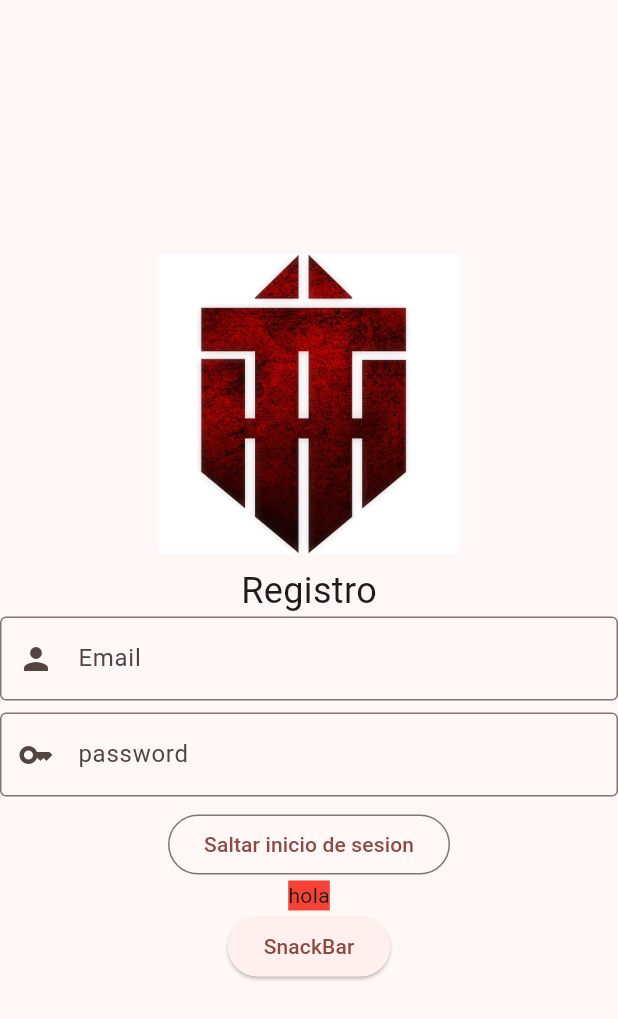
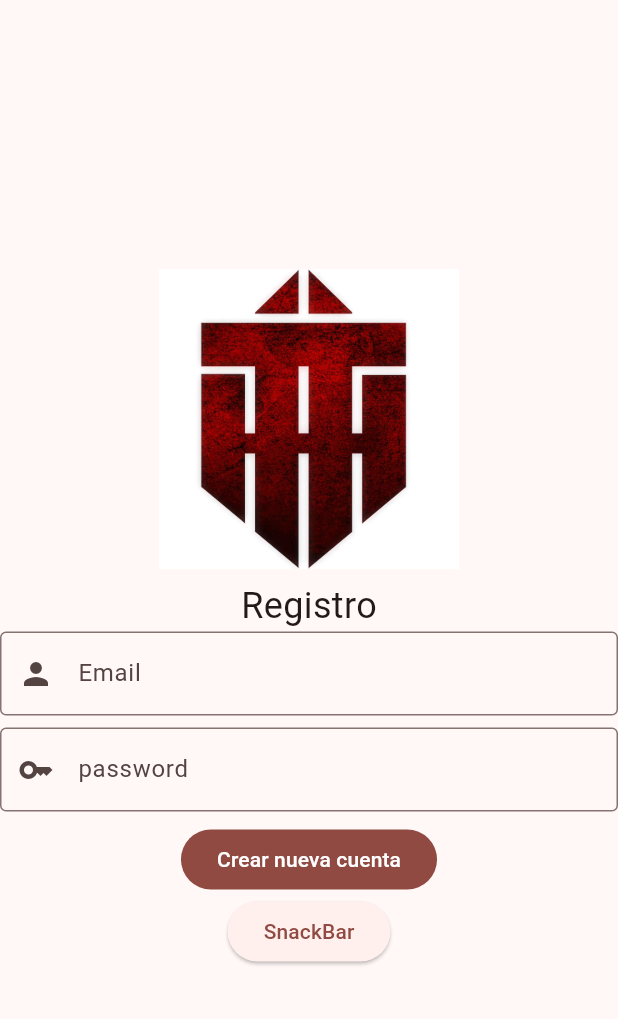
Before and after one commit to holamellamoyago/HiitGym_Firebase, a Flutter app: the screen it shows after launch, after a tap on "Registro", on a phone screen of 412 x 824 dp. Shown: the top 1019 px of the screen. Run offline on Flutter 3.47's test engine with Material 3 defaults, Android fonts, the light colour scheme and no system bars; our stand-ins replace dio, firebase_auth, firebase_core, flutter_form_builder, form_builder_validators, go_router and 1 more; accounts and stored records are empty; network calls fail.

Commit message:
Login y Register, queda optimizar un poco

```diff
--- a/lib/presentation/screens/login_screen.dart
+++ b/lib/presentation/screens/login_screen.dart
@@ -1,10 +1,29 @@
+import 'package:firebase/configure/auth/auth.dart';
+import 'package:firebase/presentation/util/TextField.dart';
+import 'package:firebase_auth/firebase_auth.dart';
 import 'package:flutter/material.dart';
 import 'package:go_router/go_router.dart';
 import 'package:firebase/presentation/util/snackbar.dart';
 
-class LoginPage extends StatelessWidget {
+class LoginPage extends StatefulWidget {
   static const name = 'login_screen';
   const LoginPage({super.key});
+
+  @override
+  State<LoginPage> createState() => _LoginPageState();
+}
+
+class _LoginPageState extends State<LoginPage> {
+  final FirebaseauthService _auth = FirebaseauthService();
+
+  TextEditingController _emailController = TextEditingController();
+  TextEditingController _passwordController = TextEditingController();
+
+  void dispose() {
+    _emailController.dispose();
+    _passwordController.dispose();
+    super.dispose();
+  }
 
   @override
   Widget build(BuildContext context) {
@@ -18,14 +37,9 @@ class LoginPage extends StatelessWidget {
             height: 200,
           ),
           const Padding(padding: EdgeInsets.symmetric(vertical: 4)),
-          const _Mail_and_Password(),
+          EmailTextField(emailController: _emailController),
           const Padding(padding: EdgeInsets.symmetric(vertical: 4)),
-          OutlinedButton(
-            onPressed: () {
-              context.push('/');
-            },
-            child: const Text('Saltar inicio de sesion'),
-          ),
+          PasswordTextField(passwordController: _passwordController),
           Row(
             mainAxisAlignment: MainAxisAlignment.center,
             children: [
@@ -36,50 +50,27 @@ class LoginPage extends StatelessWidget {
                   child: const Text('Registro')),
               FilledButton(
                   onPressed: () {
-                context.push('/');
+                    _sigIn();
                   },
                   child: const Text('Iniciar sesion')),
             ],
-          ),
-
-          ElevatedButton(
-              onPressed: () {
-                showSnackBar(context, 'Estamos mostrando un mensaje');
-              },
-              child: const Text('SnackBar'))
+          )
         ],
       )),
     );
   }
-}
 
-class _Mail_and_Password extends StatelessWidget {
-  const _Mail_and_Password();
+  void _sigIn() async {
+    String email = _emailController.text;
+    String password = _passwordController.text;
 
-  @override
-  Widget build(BuildContext context) {
-    return const SizedBox(
-        width: 300,
-        child: Column(
-          children: [
-            Text(
-              'Login',
-              style: TextStyle(fontSize: 24),
-            ),
-            TextField(
-              autocorrect: true,
-              obscureText: false,
-              decoration: InputDecoration(
-                  border: OutlineInputBorder(), labelText: 'Email'),
-            ),
-            Padding(padding: EdgeInsets.symmetric(vertical: 4)),
-            TextField(
-              autocorrect: true,
-              obscureText: true,
-              decoration: InputDecoration(
-                  border: OutlineInputBorder(), labelText: 'Password'),
-            ),
-          ],
-        ));
+    User? user = await _auth.createWithEmailAndPassword(email, password);
+
+    if (user != null) {
+      print('El usuario inicio sesion correctamente');
+      context.push('/');
+    } else {
+      print('No consiguio iniciar sesion');
     }
   }
+}
--- a/lib/presentation/screens/register_screen.dart
+++ b/lib/presentation/screens/register_screen.dart
@@ -1,5 +1,6 @@
 // ignore_for_file: use_build_context_synchronously
 
+import 'package:firebase/presentation/util/TextField.dart';
 import 'package:firebase_auth/firebase_auth.dart';
 import 'package:flutter/material.dart';
 import 'package:flutter_form_builder/flutter_form_builder.dart';
@@ -51,37 +52,11 @@ class _RegisterScreenState extends State<RegisterScreen> {
                 ),
                 EmailTextField(emailController: _emailController),
                 const Padding(padding: EdgeInsets.symmetric(vertical: 4)),
-                FormBuilderTextField(
-                  controller: _passwordController,
-                  autovalidateMode: AutovalidateMode.onUserInteraction,
-                  name: 'password',
-                  decoration: const InputDecoration(
-                      border: OutlineInputBorder(),
-                      labelText: 'password',
-                      prefixIcon: Icon(Icons.key)),
-                  validator: FormBuilderValidators.compose([
-                    FormBuilderValidators.required(
-                        errorText: 'Contrasena requerido'),
-                  ]),
-                ),
+                PasswordTextField(passwordController: _passwordController),
               ],
             ),
             const Padding(padding: EdgeInsets.symmetric(vertical: 4)),
-            OutlinedButton(
-              onPressed: () {
-                context.push('/');
-              },
-              child: const Text('Saltar inicio de sesion'),
-            ),
-            GestureDetector(
-              onTap: _signUp,
-              child: Container(
-                child: Text('hola'),
-                decoration: BoxDecoration(
-                  color: Colors.red
-                ),
-              ),
-            ),
+            FilledButton(onPressed: _signUp, child: const Text('Crear nueva cuenta')),
             ElevatedButton(
                 onPressed: () {
                   showSnackBar(context, 'Estamos mostrando un mensaje');
@@ -93,7 +68,7 @@ class _RegisterScreenState extends State<RegisterScreen> {
     );
   }
 
-  void _signUp() async {
+  void  _signUp() async {
     String email = _emailController.text;
     String password = _passwordController.text;
 
@@ -107,30 +82,3 @@ class _RegisterScreenState extends State<RegisterScreen> {
     }
   }
 }
-
-class EmailTextField extends StatelessWidget {
-  const EmailTextField({
-    super.key,
-    required TextEditingController emailController,
-  }) : _emailController = emailController;
-
-  final TextEditingController _emailController;
-
-  @override
-  Widget build(BuildContext context) {
-    return FormBuilderTextField(
-      controller: _emailController,
-      autovalidateMode: AutovalidateMode.onUserInteraction,
-      keyboardType: TextInputType.emailAddress,
-      name: 'email',
-      decoration: const InputDecoration(
-          border: OutlineInputBorder(),
-          labelText: 'Email',
-          prefixIcon: Icon(Icons.person)),
-      validator: FormBuilderValidators.compose([
-        FormBuilderValidators.required(errorText: 'Usuario requerido'),
-        FormBuilderValidators.email(errorText: 'Debe ingresar un correo valido')
-      ]),
-    );
-  }
-}
--- /dev/null
+++ b/lib/presentation/util/TextField.dart
@@ -0,0 +1,56 @@
+import 'package:flutter/material.dart';
+import 'package:flutter_form_builder/flutter_form_builder.dart';
+import 'package:form_builder_validators/form_builder_validators.dart';
+
+class PasswordTextField extends StatelessWidget {
+  const PasswordTextField({
+    super.key,
+    required TextEditingController passwordController,
+  }) : _passwordController = passwordController;
+
+  final TextEditingController _passwordController;
+
+  @override
+  Widget build(BuildContext context) {
+    return FormBuilderTextField(
+      controller: _passwordController,
+      autovalidateMode: AutovalidateMode.onUserInteraction,
+      name: 'password',
+      decoration: const InputDecoration(
+          border: OutlineInputBorder(),
+          labelText: 'password',
+          prefixIcon: Icon(Icons.key)),
+      validator: FormBuilderValidators.compose([
+        FormBuilderValidators.required(
+            errorText: 'Contrasena requerido'),
+      ]),
+    );
+  }
+}
+
+class EmailTextField extends StatelessWidget {
+  const EmailTextField({
+    super.key,
+    required TextEditingController emailController,
+  }) : _emailController = emailController;
+
+  final TextEditingController _emailController;
+
+  @override
+  Widget build(BuildContext context) {
+    return FormBuilderTextField(
+      controller: _emailController,
+      autovalidateMode: AutovalidateMode.onUserInteraction,
+      keyboardType: TextInputType.emailAddress,
+      name: 'email',
+      decoration: const InputDecoration(
+          border: OutlineInputBorder(),
+          labelText: 'Email',
+          prefixIcon: Icon(Icons.person)),
+      validator: FormBuilderValidators.compose([
+        FormBuilderValidators.required(errorText: 'Usuario requerido'),
+        FormBuilderValidators.email(errorText: 'Debe ingresar un correo valido')
+      ]),
+    );
+  }
+}
```
Lines whose indentation alone changed are shown as unchanged.
